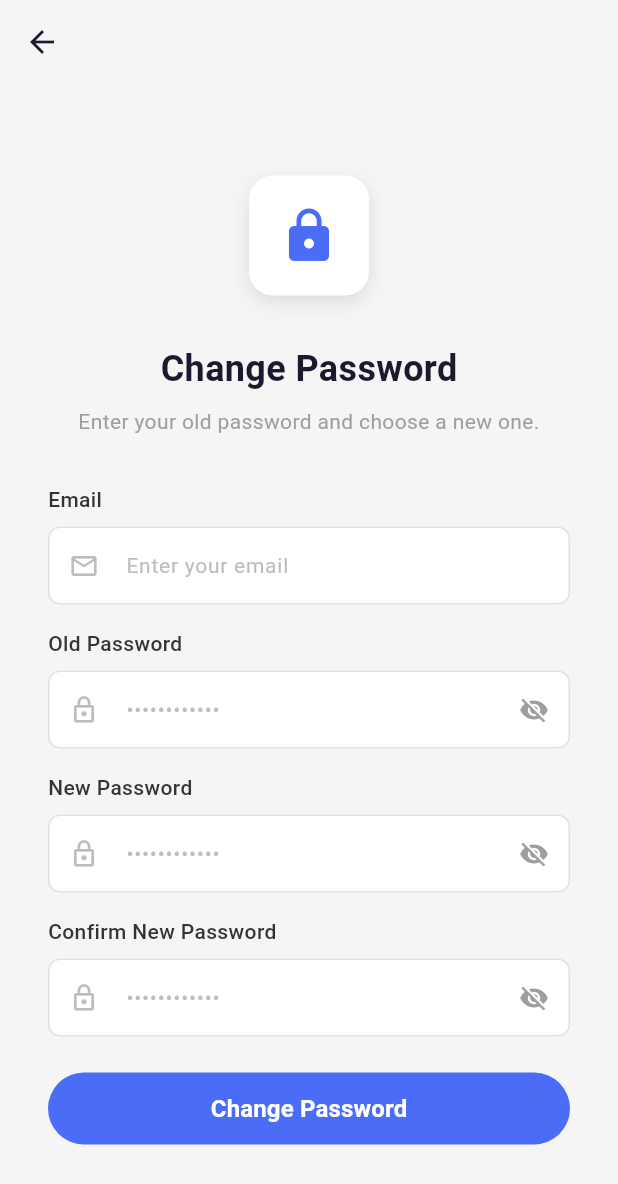
After one commit to kunalsolanki22/Unified-Office-Management-System, a Flutter app: the screen it shows after launch, after a tap on "Change Password", on a phone screen of 412 x 824 dp. The commit adds this screen. Shown: the top 1184 px of the screen. Run offline on Flutter 3.47's test engine with Material 3 defaults, Android fonts, the phone set to English and light mode, and no system bars; our stand-ins replace calendar_date_picker2, google_fonts, jwt_decoder, shared_preferences; network calls fail.

Commit message:
Password change

```diff
--- /dev/null
+++ b/frontend-mobile/flutter_application/lib/screens/change_password_screen.dart
@@ -0,0 +1,310 @@
+import 'package:flutter/material.dart';
+import '../services/auth_service.dart';
+
+class ChangePasswordScreen extends StatefulWidget {
+  const ChangePasswordScreen({super.key});
+
+  @override
+  State<ChangePasswordScreen> createState() => _ChangePasswordScreenState();
+}
+
+class _ChangePasswordScreenState extends State<ChangePasswordScreen> {
+  final _emailController = TextEditingController();
+  final _oldPasswordController = TextEditingController();
+  final _newPasswordController = TextEditingController();
+  final _confirmPasswordController = TextEditingController();
+  final _authService = AuthService();
+  bool _obscureOldPassword = true;
+  bool _obscureNewPassword = true;
+  bool _obscureConfirmPassword = true;
+  bool _isLoading = false;
+
+  @override
+  void dispose() {
+    _emailController.dispose();
+    _oldPasswordController.dispose();
+    _newPasswordController.dispose();
+    _confirmPasswordController.dispose();
+    super.dispose();
+  }
+
+  @override
+  Widget build(BuildContext context) {
+    return Scaffold(
+      backgroundColor: const Color(0xFFF5F5F5),
+      appBar: AppBar(
+        backgroundColor: Colors.transparent,
+        elevation: 0,
+        leading: IconButton(
+          icon: const Icon(Icons.arrow_back, color: Color(0xFF1A1A2E)),
+          onPressed: () => Navigator.pop(context),
+        ),
+      ),
+      body: SafeArea(
+        child: Center(
+          child: SingleChildScrollView(
+            padding: const EdgeInsets.symmetric(horizontal: 32.0),
+            child: Column(
+              mainAxisAlignment: MainAxisAlignment.center,
+              children: [
+                _buildLogo(),
+                const SizedBox(height: 32),
+                const Text(
+                  'Change Password',
+                  style: TextStyle(
+                    fontSize: 24,
+                    fontWeight: FontWeight.bold,
+                    color: Color(0xFF1A1A2E),
+                  ),
+                ),
+                const SizedBox(height: 8),
+                const Text(
+                  'Enter your old password and choose a new one.',
+                  textAlign: TextAlign.center,
+                  style: TextStyle(fontSize: 14, color: Colors.grey),
+                ),
+                const SizedBox(height: 32),
+                // Email field
+                _buildEmailField(),
+                const SizedBox(height: 16),
+                _buildTextField(
+                  controller: _oldPasswordController,
+                  label: 'Old Password',
+                  hint: '••••••••••••',
+                  icon: Icons.lock_outline,
+                  obscureText: _obscureOldPassword,
+                  onToggle: () {
+                    setState(() {
+                      _obscureOldPassword = !_obscureOldPassword;
+                    });
+                  },
+                ),
+                const SizedBox(height: 16),
+                _buildTextField(
+                  controller: _newPasswordController,
+                  label: 'New Password',
+                  hint: '••••••••••••',
+                  icon: Icons.lock_outline,
+                  obscureText: _obscureNewPassword,
+                  onToggle: () {
+                    setState(() {
+                      _obscureNewPassword = !_obscureNewPassword;
+                    });
+                  },
+                ),
+                const SizedBox(height: 16),
+                _buildTextField(
+                  controller: _confirmPasswordController,
+                  label: 'Confirm New Password',
+                  hint: '••••••••••••',
+                  icon: Icons.lock_outline,
+                  obscureText: _obscureConfirmPassword,
+                  onToggle: () {
+                    setState(() {
+                      _obscureConfirmPassword = !_obscureConfirmPassword;
+                    });
+                  },
+                ),
+                const SizedBox(height: 24),
+                SizedBox(
+                  width: double.infinity,
+                  height: 48,
+                  child: ElevatedButton(
+                    onPressed: _isLoading ? null : _handleChangePassword,
+                    style: ElevatedButton.styleFrom(
+                      backgroundColor: const Color(0xFF4A6CF7),
+                      foregroundColor: Colors.white,
+                      shape: RoundedRectangleBorder(
+                        borderRadius: BorderRadius.circular(24),
+                      ),
+                      elevation: 0,
+                    ),
+                    child: _isLoading
+                        ? const CircularProgressIndicator(color: Colors.white)
+                        : const Text(
+                            'Change Password',
+                            style: TextStyle(
+                              fontSize: 16,
+                              fontWeight: FontWeight.w600,
+                            ),
+                          ),
+                  ),
+                ),
+              ],
+            ),
+          ),
+        ),
+      ),
+    );
+  }
+
+  Widget _buildLogo() {
+    return Container(
+      width: 80,
+      height: 80,
+      decoration: BoxDecoration(
+        color: Colors.white,
+        borderRadius: BorderRadius.circular(16),
+        boxShadow: [
+          BoxShadow(
+            color: Colors.black.withOpacity(0.1),
+            blurRadius: 10,
+            offset: const Offset(0, 4),
+          ),
+        ],
+      ),
+      child: const Icon(Icons.lock, size: 40, color: Color(0xFF4A6CF7)),
+    );
+  }
+
+  Widget _buildTextField({
+    required TextEditingController controller,
+    required String label,
+    required String hint,
+    required IconData icon,
+    required bool obscureText,
+    required VoidCallback onToggle,
+  }) {
+    return Column(
+      crossAxisAlignment: CrossAxisAlignment.start,
+      children: [
+        Text(
+          label,
+          style: const TextStyle(
+            fontSize: 14,
+            fontWeight: FontWeight.w500,
+            color: Color(0xFF333333),
+          ),
+        ),
+        const SizedBox(height: 8),
+        TextField(
+          controller: controller,
+          obscureText: obscureText,
+          decoration: InputDecoration(
+            hintText: hint,
+            hintStyle: TextStyle(color: Colors.grey[400], fontSize: 14),
+            prefixIcon: Icon(icon, color: Colors.grey[400], size: 20),
+            suffixIcon: IconButton(
+              icon: Icon(
+                obscureText ? Icons.visibility_off : Icons.visibility,
+                color: Colors.grey[500],
+                size: 20,
+              ),
+              onPressed: onToggle,
+            ),
+            filled: true,
+            fillColor: Colors.white,
+            contentPadding: const EdgeInsets.symmetric(
+              horizontal: 16,
+              vertical: 14,
+            ),
+            border: OutlineInputBorder(
+              borderRadius: BorderRadius.circular(8),
+              borderSide: BorderSide(color: Colors.grey[300]!),
+            ),
+            enabledBorder: OutlineInputBorder(
+              borderRadius: BorderRadius.circular(8),
+              borderSide: BorderSide(color: Colors.grey[300]!),
+            ),
+            focusedBorder: OutlineInputBorder(
+              borderRadius: BorderRadius.circular(8),
+              borderSide: const BorderSide(color: Color(0xFF4A6CF7)),
+            ),
+          ),
+        ),
+      ],
+    );
+  }
+
+  void _handleChangePassword() async {
+    final email = _emailController.text.trim();
+    final oldPass = _oldPasswordController.text;
+    final newPass = _newPasswordController.text;
+    final confirmPass = _confirmPasswordController.text;
+
+    if (email.isEmpty || oldPass.isEmpty || newPass.isEmpty || confirmPass.isEmpty) {
+      _showSnackBar('Please fill in all fields', Colors.red);
+      return;
+    }
+    if (!RegExp(r'^[^@\s]+@[^@\s]+\.[^@\s]+$').hasMatch(email)) {
+      _showSnackBar('Please enter a valid email', Colors.red);
+      return;
+    }
+    if (newPass != confirmPass) {
+      _showSnackBar('New passwords do not match', Colors.red);
+      return;
+    }
+    if (newPass.length < 6) {
+      _showSnackBar('Password must be at least 6 characters', Colors.red);
+      return;
+    }
+    setState(() {
+      _isLoading = true;
+    });
+    // Call backend to check old password and update new password
+    final result = await _authService.changePasswordWithEmail(email, oldPass, newPass);
+    setState(() {
+      _isLoading = false;
+    });
+    if (result == 'success') {
+      _showSnackBar('Password changed successfully!', Colors.green);
+      Navigator.pop(context);
+    } else {
+      _showSnackBar(result, Colors.red);
+    }
+  }
+
+  Widget _buildEmailField() {
+    return Column(
+      crossAxisAlignment: CrossAxisAlignment.start,
+      children: [
+        const Text(
+          'Email',
+          style: TextStyle(
+            fontSize: 14,
+            fontWeight: FontWeight.w500,
+            color: Color(0xFF333333),
+          ),
+        ),
+        const SizedBox(height: 8),
+        TextField(
+          controller: _emailController,
+          keyboardType: TextInputType.emailAddress,
+          decoration: InputDecoration(
+            hintText: 'Enter your email',
+            hintStyle: TextStyle(color: Colors.grey[400], fontSize: 14),
+            prefixIcon: Icon(Icons.email_outlined, color: Colors.grey[400], size: 20),
+            filled: true,
+            fillColor: Colors.white,
+            contentPadding: const EdgeInsets.symmetric(
+              horizontal: 16,
+              vertical: 14,
+            ),
+            border: OutlineInputBorder(
+              borderRadius: BorderRadius.circular(8),
+              borderSide: BorderSide(color: Colors.grey[300]!),
+            ),
+            enabledBorder: OutlineInputBorder(
+              borderRadius: BorderRadius.circular(8),
+              borderSide: BorderSide(color: Colors.grey[300]!),
+            ),
+            focusedBorder: OutlineInputBorder(
+              borderRadius: BorderRadius.circular(8),
+              borderSide: const BorderSide(color: Color(0xFF4A6CF7)),
+            ),
+          ),
+        ),
+      ],
+    );
+  }
+
+  void _showSnackBar(String message, Color color) {
+    ScaffoldMessenger.of(context).showSnackBar(
+      SnackBar(
+        content: Text(message),
+        backgroundColor: color,
+        behavior: SnackBarBehavior.floating,
+      ),
+    );
+  }
+}
--- a/frontend-mobile/flutter_application/lib/screens/login_screen.dart
+++ b/frontend-mobile/flutter_application/lib/screens/login_screen.dart
@@ -1,6 +1,6 @@
 import 'package:flutter/material.dart';
 import 'manager/manager_dashboard.dart';
-import 'forgot_password_screen.dart';
+import 'change_password_screen.dart';
 import 'employee/employee_dashboard.dart';
 import '../services/auth_service.dart';
 import '../utils/snackbar_helper.dart';
@@ -48,7 +48,7 @@ class _LoginPageState extends State<LoginPage> {
                 const SizedBox(height: 24),
                 _buildLoginButton(),
                 const SizedBox(height: 16),
-                _buildForgotPassword(),
+                _buildChangePassword(),
                 const SizedBox(height: 48),
                 _buildFooter(),
               ],
@@ -269,14 +269,14 @@ class _LoginPageState extends State<LoginPage> {
     );
   }
 
-  Widget _buildForgotPassword() {
+  Widget _buildChangePassword() {
     return Align(
       alignment: Alignment.centerRight,
       child: TextButton(
         onPressed: () {
           Navigator.push(
             context,
-            MaterialPageRoute(builder: (context) => const ForgotPasswordScreen()),
+            MaterialPageRoute(builder: (context) => const ChangePasswordScreen()),
           );
         },
         style: TextButton.styleFrom(
@@ -285,7 +285,7 @@ class _LoginPageState extends State<LoginPage> {
           tapTargetSize: MaterialTapTargetSize.shrinkWrap,
         ),
         child: const Text(
-          'Forgot Password?',
+          'Change Password',
           style: TextStyle(
             fontSize: 14,
             color: Color(0xFF4A6CF7),
```
Also changed, not shown: frontend-mobile/flutter_application/lib/services/auth_service.dart (+64 -14 lines).
